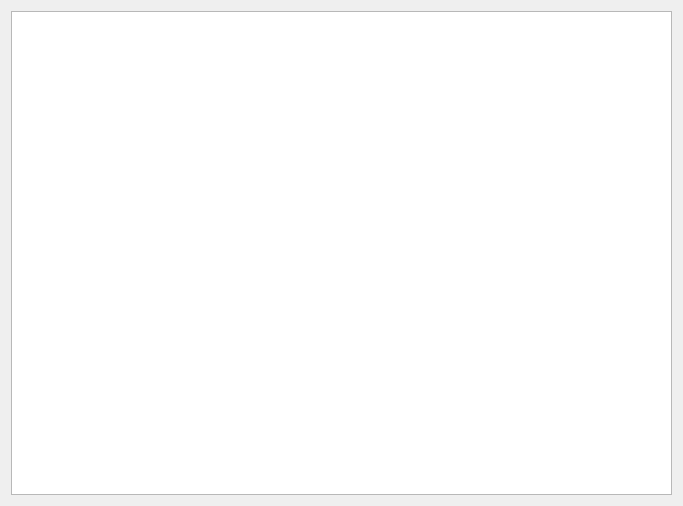
The window that widget.ui (Shogpe/bmsTool) describes before a commit, drawn with Qt 5.
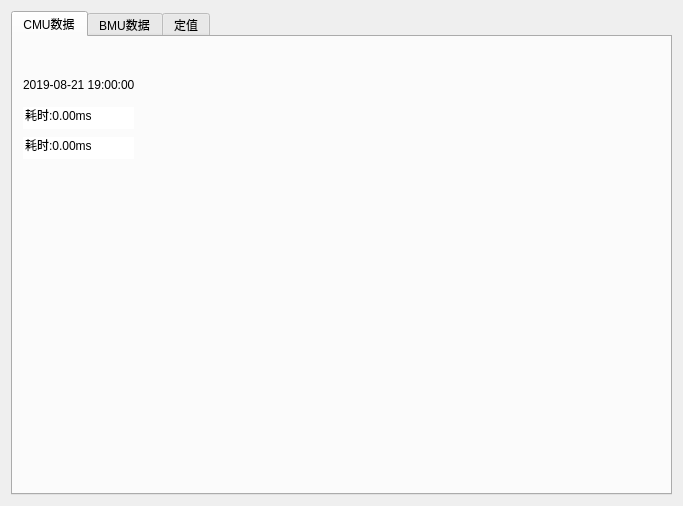
The same window after the commit.

```diff
--- a/widget.ui
+++ b/widget.ui
@@ -31,9 +31,156 @@
   <property name="autoFillBackground">
    <bool>true</bool>
   </property>
-  <layout class="QGridLayout" name="gridLayout_4">
-   <item row="2" column="0">
-    <widget class="QTableWidget" name="tableWidget"/>
+  <layout class="QHBoxLayout" name="horizontalLayout">
+   <item>
+    <widget class="QTabWidget" name="DataWidget">
+     <property name="enabled">
+      <bool>true</bool>
+     </property>
+     <property name="currentIndex">
+      <number>0</number>
+     </property>
+     <widget class="QWidget" name="tabCMU">
+      <property name="enabled">
+       <bool>true</bool>
+      </property>
+      <attribute name="title">
+       <string>CMU数据</string>
+      </attribute>
+      <widget class="QDoubleSpinBox" name="costTime">
+       <property name="geometry">
+        <rect>
+         <x>10</x>
+         <y>70</y>
+         <width>111</width>
+         <height>22</height>
+        </rect>
+       </property>
+       <property name="wrapping">
+        <bool>false</bool>
+       </property>
+       <property name="frame">
+        <bool>false</bool>
+       </property>
+       <property name="readOnly">
+        <bool>true</bool>
+       </property>
+       <property name="buttonSymbols">
+        <enum>QAbstractSpinBox::NoButtons</enum>
+       </property>
+       <property name="specialValueText">
+        <string/>
+       </property>
+       <property name="prefix">
+        <string>耗时:</string>
+       </property>
+       <property name="suffix">
+        <string>ms</string>
+       </property>
+      </widget>
+      <widget class="QDoubleSpinBox" name="STime">
+       <property name="geometry">
+        <rect>
+         <x>10</x>
+         <y>100</y>
+         <width>111</width>
+         <height>22</height>
+        </rect>
+       </property>
+       <property name="wrapping">
+        <bool>false</bool>
+       </property>
+       <property name="frame">
+        <bool>false</bool>
+       </property>
+       <property name="readOnly">
+        <bool>true</bool>
+       </property>
+       <property name="buttonSymbols">
+        <enum>QAbstractSpinBox::NoButtons</enum>
+       </property>
+       <property name="specialValueText">
+        <string/>
+       </property>
+       <property name="prefix">
+        <string>耗时:</string>
+       </property>
+       <property name="suffix">
+        <string>ms</string>
+       </property>
+      </widget>
+      <widget class="QLabel" name="labelTime">
+       <property name="geometry">
+        <rect>
+         <x>10</x>
+         <y>40</y>
+         <width>161</width>
+         <height>16</height>
+        </rect>
+       </property>
+       <property name="frameShape">
+        <enum>QFrame::NoFrame</enum>
+       </property>
+       <property name="frameShadow">
+        <enum>QFrame::Plain</enum>
+       </property>
+       <property name="text">
+        <string>2019-08-21 19:00:00</string>
+       </property>
+       <property name="textFormat">
+        <enum>Qt::PlainText</enum>
+       </property>
+       <property name="scaledContents">
+        <bool>false</bool>
+       </property>
+      </widget>
+     </widget>
+     <widget class="QWidget" name="tabBMU">
+      <property name="accessibleName">
+       <string/>
+      </property>
+      <attribute name="title">
+       <string>BMU数据</string>
+      </attribute>
+      <layout class="QGridLayout" name="gridLayout">
+       <property name="leftMargin">
+        <number>0</number>
+       </property>
+       <property name="topMargin">
+        <number>0</number>
+       </property>
+       <property name="rightMargin">
+        <number>0</number>
+       </property>
+       <property name="bottomMargin">
+        <number>0</number>
+       </property>
+       <property name="horizontalSpacing">
+        <number>7</number>
+       </property>
+       <item row="0" column="0">
+        <widget class="QTableWidget" name="tableBMU"/>
+       </item>
+      </layout>
+     </widget>
+     <widget class="QWidget" name="tabSet">
+      <attribute name="title">
+       <string>定值</string>
+      </attribute>
+      <layout class="QFormLayout" name="formLayout">
+       <item row="0" column="0">
+        <widget class="QDoubleSpinBox" name="doubleSpinBox">
+         <property name="frame">
+          <bool>false</bool>
+         </property>
+         <property name="buttonSymbols">
+          <enum>QAbstractSpinBox::NoButtons</enum>
+         </property>
+        </widget>
+       </item>
+      </layout>
+     </widget>
+    </widget>
    </item>
   </layout>
  </widget>
```
